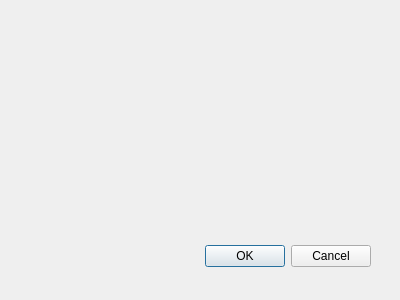
Old version of the form pqkmeans_clustering/pqkmeans_clustering_dialog_base.ui in the repository arngolo/pqkmeans-qgis-plugin.
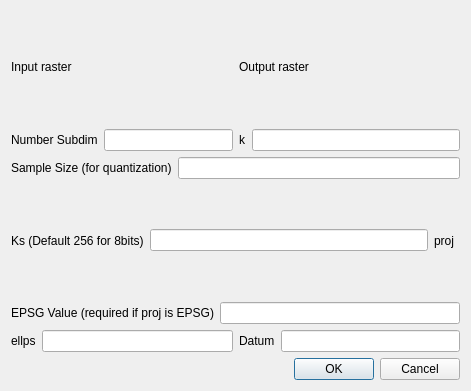
New version of the form. Custom widgets are drawn as their Qt base class.

Commit message: update metadata and plugin dialog base ui

```diff
--- a/pqkmeans_clustering/pqkmeans_clustering_dialog_base.ui
+++ b/pqkmeans_clustering/pqkmeans_clustering_dialog_base.ui
@@ -1,34 +1,257 @@
 <ui version="4.0" >
  <class>PqkMeansDialogBase</class>
- <widget class="QDialog" name="PqkMeansDialogBase" >
-  <property name="geometry" >
+ <widget class="QDialog" name="PqkMeansDialogBase">
+  <property name="geometry">
    <rect>
     <x>0</x>
     <y>0</y>
-    <width>400</width>
-    <height>300</height>
+    <width>471</width>
+    <height>391</height>
    </rect>
   </property>
   <property name="windowTitle" >
    <string>pqkmeans</string>
   </property>
-  <widget class="QDialogButtonBox" name="button_box" >
-   <property name="geometry" >
-    <rect>
-     <x>30</x>
-     <y>240</y>
-     <width>341</width>
-     <height>32</height>
-    </rect>
-   </property>
-   <property name="orientation" >
-    <enum>Qt::Horizontal</enum>
-   </property>
-   <property name="standardButtons" >
-    <set>QDialogButtonBox::Cancel|QDialogButtonBox::Ok</set>
-   </property>
-  </widget>
+  <layout class="QGridLayout" name="gridLayout">
+   <item row="0" column="0">
+    <layout class="QVBoxLayout" name="verticalLayout">
+     <item>
+      <layout class="QHBoxLayout" name="horizontalLayout_14">
+       <item>
+        <layout class="QHBoxLayout" name="horizontalLayout_12">
+         <item>
+          <widget class="QLabel" name="label">
+           <property name="text">
+            <string>Input raster</string>
+           </property>
+          </widget>
+         </item>
+         <item>
+          <widget class="QgsExternalResourceWidget" name="InputRaster">
+           <property name="enabled">
+            <bool>true</bool>
+           </property>
+           <property name="toolTip">
+            <string/>
+           </property>
+           <property name="statusTip">
+            <string/>
+           </property>
+           <property name="accessibleName">
+            <string/>
+           </property>
+           <property name="autoFillBackground">
+            <bool>true</bool>
+           </property>
+           <property name="defaultRoot">
+            <string/>
+           </property>
+          </widget>
+         </item>
+        </layout>
+       </item>
+       <item>
+        <layout class="QHBoxLayout" name="horizontalLayout_11">
+         <item>
+          <widget class="QLabel" name="label_2">
+           <property name="text">
+            <string>Output raster</string>
+           </property>
+          </widget>
+         </item>
+         <item>
+          <widget class="QgsExternalResourceWidget" name="OutputRaster"/>
+         </item>
+        </layout>
+       </item>
+      </layout>
+     </item>
+     <item>
+      <layout class="QHBoxLayout" name="horizontalLayout_10">
+       <item>
+        <layout class="QHBoxLayout" name="horizontalLayout_8">
+         <item>
+          <widget class="QLabel" name="label_3">
+           <property name="text">
+            <string>Number Subdim</string>
+           </property>
+          </widget>
+         </item>
+         <item>
+          <widget class="QgsFilterLineEdit" name="numSubdim">
+           <property name="qgisRelation" stdset="0">
+            <string notr="true"/>
+           </property>
+          </widget>
+         </item>
+        </layout>
+       </item>
+       <item>
+        <layout class="QHBoxLayout" name="horizontalLayout_9">
+         <item>
+          <widget class="QLabel" name="label_4">
+           <property name="text">
+            <string>k</string>
+           </property>
+          </widget>
+         </item>
+         <item>
+          <widget class="QgsFilterLineEdit" name="KParam">
+           <property name="qgisRelation" stdset="0">
+            <string notr="true"/>
+           </property>
+          </widget>
+         </item>
+        </layout>
+       </item>
+      </layout>
+     </item>
+     <item>
+      <layout class="QHBoxLayout" name="horizontalLayout_7">
+       <item>
+        <widget class="QLabel" name="label_6">
+         <property name="text">
+          <string>Sample Size (for quantization)</string>
+         </property>
+        </widget>
+       </item>
+       <item>
+        <widget class="QgsFilterLineEdit" name="SampleSize">
+         <property name="qgisRelation" stdset="0">
+          <string notr="true"/>
+         </property>
+        </widget>
+       </item>
+      </layout>
+     </item>
+     <item>
+      <layout class="QHBoxLayout" name="horizontalLayout_6">
+       <item>
+        <layout class="QHBoxLayout" name="horizontalLayout_4">
+         <item>
+          <widget class="QLabel" name="label_5">
+           <property name="text">
+            <string>Ks (Default 256 for 8bits)</string>
+           </property>
+           <property name="scaledContents">
+            <bool>false</bool>
+           </property>
+          </widget>
+         </item>
+         <item>
+          <widget class="QgsFilterLineEdit" name="KsParam">
+           <property name="qgisRelation" stdset="0">
+            <string notr="true"/>
+           </property>
+          </widget>
+         </item>
+        </layout>
+       </item>
+       <item>
+        <layout class="QHBoxLayout" name="horizontalLayout_5">
+         <item>
+          <widget class="QLabel" name="label_7">
+           <property name="text">
+            <string>proj</string>
+           </property>
+          </widget>
+         </item>
+         <item>
+          <widget class="QgsFeaturePickerWidget" name="proj"/>
+         </item>
+        </layout>
+       </item>
+      </layout>
+     </item>
+     <item>
+      <layout class="QHBoxLayout" name="horizontalLayout_3">
+       <item>
+        <widget class="QLabel" name="label_8">
+         <property name="text">
+          <string>EPSG Value (required if proj is EPSG)</string>
+         </property>
+        </widget>
+       </item>
+       <item>
+        <widget class="QgsFilterLineEdit" name="EPSGValue">
+         <property name="qgisRelation" stdset="0">
+          <string notr="true"/>
+         </property>
+        </widget>
+       </item>
+      </layout>
+     </item>
+     <item>
+      <layout class="QHBoxLayout" name="horizontalLayout_13">
+       <item>
+        <layout class="QHBoxLayout" name="horizontalLayout_2">
+         <item>
+          <widget class="QLabel" name="label_9">
+           <property name="text">
+            <string>ellps</string>
+           </property>
+          </widget>
+         </item>
+         <item>
+          <widget class="QgsFilterLineEdit" name="ellipsoid">
+           <property name="qgisRelation" stdset="0">
+            <string notr="true"/>
+           </property>
+          </widget>
+         </item>
+        </layout>
+       </item>
+       <item>
+        <layout class="QHBoxLayout" name="horizontalLayout">
+         <item>
+          <widget class="QLabel" name="label_10">
+           <property name="text">
+            <string>Datum</string>
+           </property>
+          </widget>
+         </item>
+         <item>
+          <widget class="QgsFilterLineEdit" name="Datum">
+           <property name="qgisRelation" stdset="0">
+            <string notr="true"/>
+           </property>
+          </widget>
+         </item>
+        </layout>
+       </item>
+      </layout>
+     </item>
+     <item>
+      <widget class="QDialogButtonBox" name="button_box">
+       <property name="orientation">
+        <enum>Qt::Horizontal</enum>
+       </property>
+       <property name="standardButtons">
+        <set>QDialogButtonBox::Cancel|QDialogButtonBox::Ok</set>
+       </property>
+      </widget>
+     </item>
+    </layout>
+   </item>
+  </layout>
  </widget>
+ <customwidgets>
+  <customwidget>
+   <class>QgsExternalResourceWidget</class>
+   <extends>QWidget</extends>
+   <header>qgsexternalresourcewidget.h</header>
+  </customwidget>
+  <customwidget>
+   <class>QgsFeaturePickerWidget</class>
+   <extends>QWidget</extends>
+   <header>qgsfeaturepickerwidget.h</header>
+  </customwidget>
+  <customwidget>
+   <class>QgsFilterLineEdit</class>
+   <extends>QLineEdit</extends>
+   <header>qgsfilterlineedit.h</header>
+  </customwidget>
+ </customwidgets>
  <resources/>
  <connections>
   <connection>
```
Left out of the diff: 29 changed lines with no effect on the pictures. The commit also changes 2 other files.
